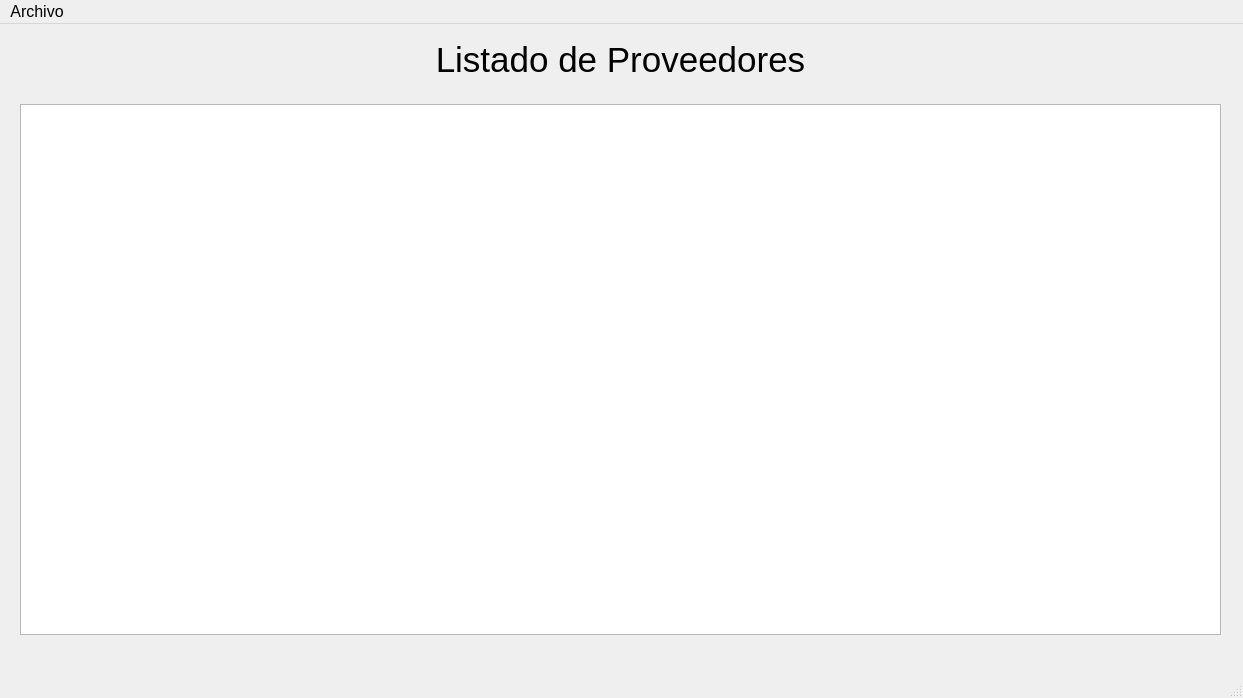
Old version of the form lista_proveedores.ui in the repository germanbravolopez/laideal.
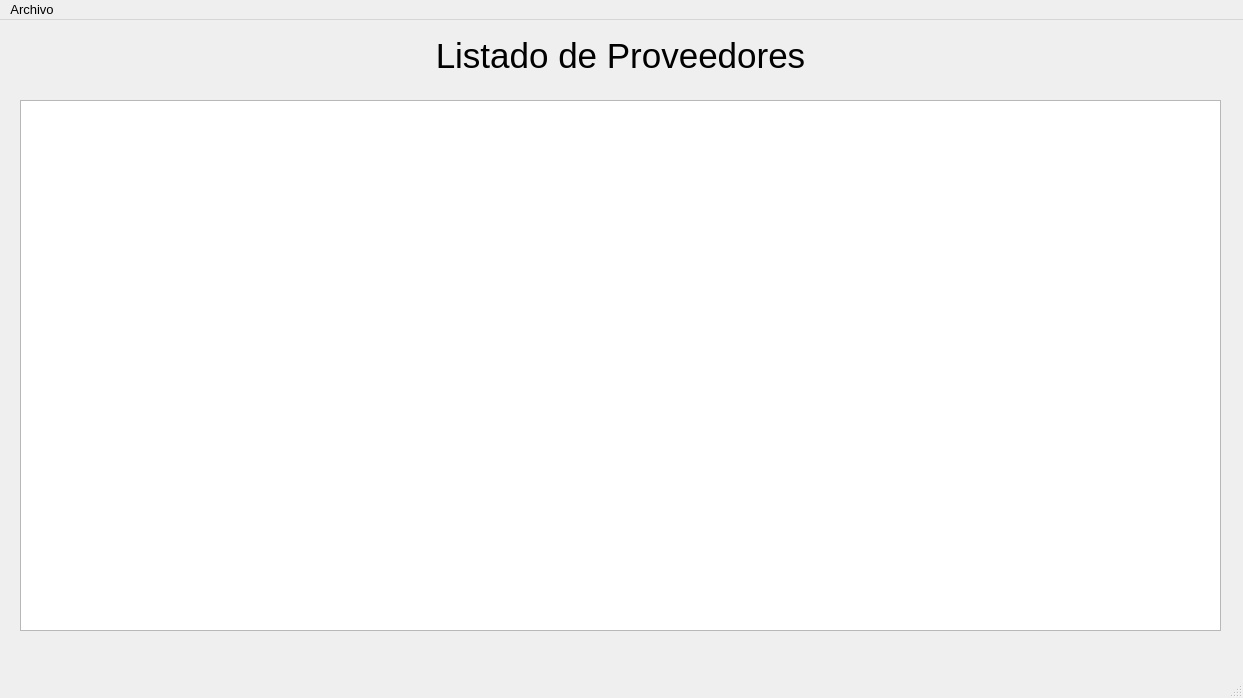
New version of the form.

Commit message: point size to 10 and Windows application style

Patch:
```diff
--- a/lista_proveedores.ui
+++ b/lista_proveedores.ui
@@ -18,7 +18,7 @@
   </property>
   <property name="font">
    <font>
-    <pointsize>12</pointsize>
+    <pointsize>10</pointsize>
    </font>
   </property>
   <property name="windowTitle">
```
The commit also changes 7 other files.
